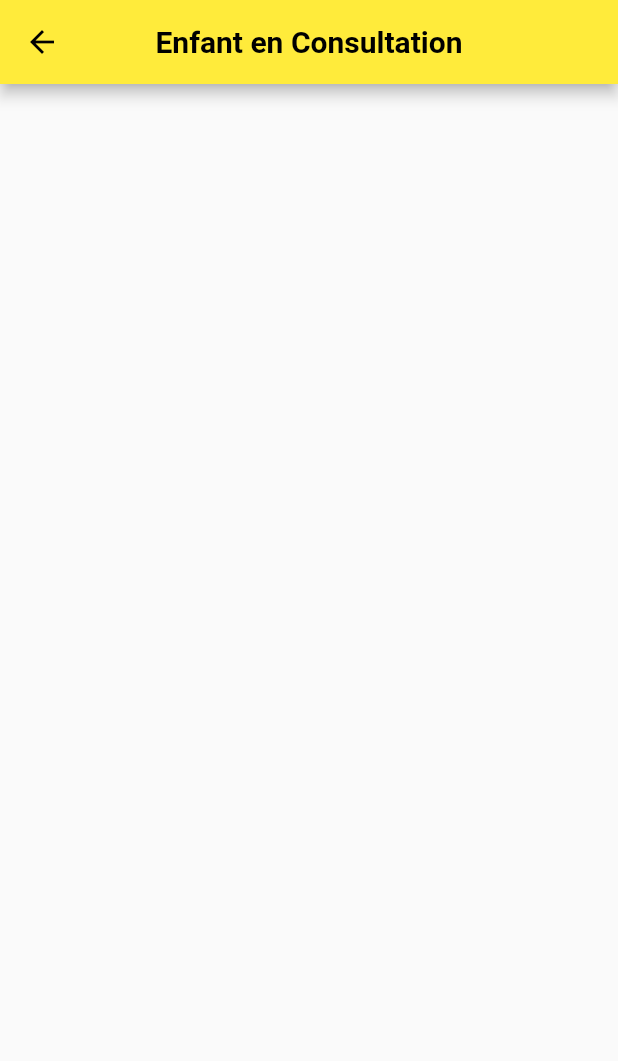
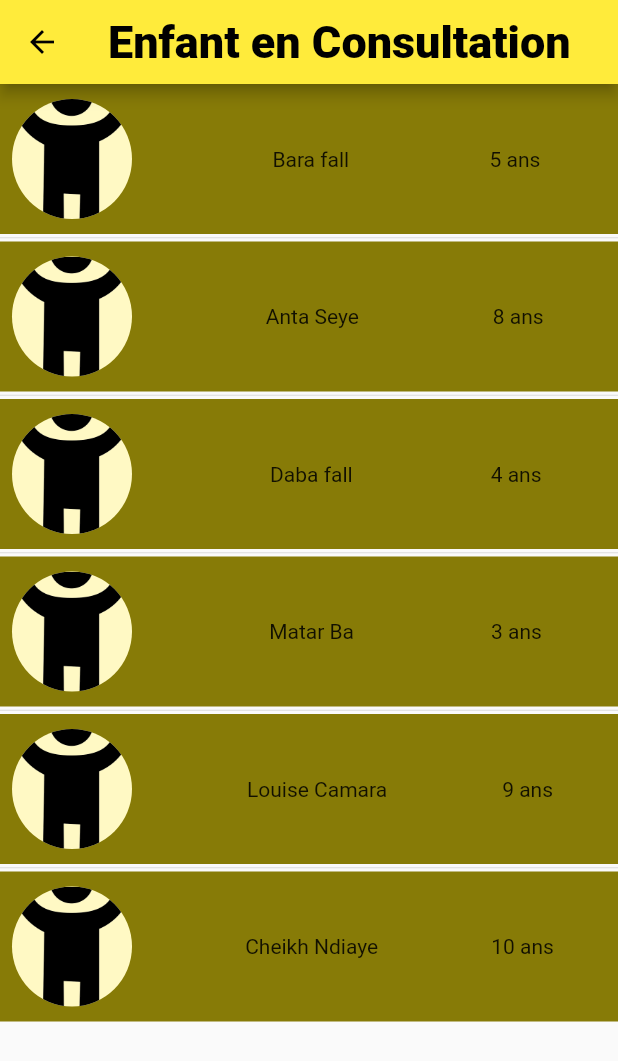
Before and after one commit to bayedieyeba/sick_child, a Flutter app: the ListeConsultation screen opened by its route, on a phone screen of 412 x 824 dp. Shown: the top 1061 px of the screen. Run offline on Flutter 3.47's test engine with Material 2 defaults, Android fonts, the phone set to English and light mode, and no system bars; our stand-ins replace google_fonts, sizer; Roboto replaces fonts that are missing (Acme).

Commit message:
consultation and drawer

```diff
--- a/lib/ui/pages/home.page.dart
+++ b/lib/ui/pages/home.page.dart
@@ -1,4 +1,5 @@
 import 'package:flutter/material.dart';
+import 'package:sick_child/ui/widgets/drawer.widget.dart';
 
 class HomePage extends StatefulWidget {
   const HomePage({Key? key}) : super(key: key);
@@ -15,6 +16,7 @@ class _HomePageState extends State<HomePage> {
         centerTitle: true,
         title: const Text("Enfant"),
       ),
+      drawer: const DrawerWidget(),
       body: Container(
           padding: const EdgeInsets.symmetric(horizontal: 40.0, vertical: 60.0),
           child: Column(
--- a/lib/ui/pages/listeConsultation.page.dart
+++ b/lib/ui/pages/listeConsultation.page.dart
@@ -1,17 +1,68 @@
 import 'package:flutter/material.dart';
+import 'package:google_fonts/google_fonts.dart';
+import 'package:sick_child/ui/widgets/enfant.widget.dart';
 
 class ListeConsultation extends StatelessWidget {
   const ListeConsultation({Key? key}) : super(key: key);
 
   @override
   Widget build(BuildContext context) {
+    List<dynamic> enfants = [
+      {
+        "nom": "Bara fall",
+        "age": 5,
+      },
+      {
+        "nom": "Anta Seye",
+        "age": 8,
+      },
+      {
+        "nom": "Daba fall",
+        "age": 4,
+      },
+      {
+        "nom": "Matar Ba",
+        "age": 3,
+      },
+      {
+        "nom": "Louise Camara",
+        "age": 9,
+      },
+      {
+        "nom": "Cheikh Ndiaye",
+        "age": 10,
+      },
+    ];
     return Scaffold(
       appBar: AppBar(
         centerTitle: true,
-        title: const Text(
-          "Enfant en Consultation",
-          style: TextStyle(fontSize: 20.0, fontWeight: FontWeight.bold),
-        ),
+        title: Text("Enfant en Consultation",
+            style: GoogleFonts.acme(
+                color: Colors.black,
+                fontSize: 30,
+                fontWeight: FontWeight.w800)),
+      ),
+      body: Column(
+        children: [
+          Expanded(
+            child: ListView.separated(
+                itemBuilder: (context, index) {
+                  return EnfantWidegt(
+                    nom: enfants[index]["nom"],
+                    age: enfants[index]["age"],
+                    onAction: () {
+                      Navigator.pushNamed(context, "/detailEnfant");
+                    },
+                  );
+                },
+                separatorBuilder: (context, index) {
+                  return const Divider(
+                    height: 5,
+                  );
+                },
+                itemCount: enfants.length),
+          )
+        ],
       ),
     );
   }
--- a/lib/ui/pages/root.page.dart
+++ b/lib/ui/pages/root.page.dart
@@ -1,4 +1,6 @@
 import 'package:flutter/material.dart';
+import 'package:sick_child/ui/pages/ajouterEnfant.page.dart';
+import 'package:sick_child/ui/pages/detailEnfant.page.dart';
 import 'package:sick_child/ui/pages/home.page.dart';
 import 'package:sick_child/ui/pages/liaisonAuth.page.dart';
 import 'package:sick_child/ui/pages/listeConsultation.page.dart';
@@ -19,7 +21,9 @@ class _RootViewState extends State<RootView> {
       routes: {
         "/": (context) => const LiaisonPageAuth(),
         "/home": (context) => const HomePage(),
-        "/consultation": (context) => const ListeConsultation()
+        "/consultation": (context) => const ListeConsultation(),
+        "/ajouterEnfant": (context) => const AjouterEnfant(),
+        "/detailEnfant": (context) => const DetailEnfant(),
       },
       initialRoute: '/',
     );
--- /dev/null
+++ b/lib/ui/widgets/enfant.widget.dart
@@ -0,0 +1,45 @@
+import 'package:flutter/material.dart';
+
+class EnfantWidegt extends StatelessWidget {
+  final String nom;
+  final int age;
+  final Function onAction;
+  const EnfantWidegt({
+    Key? key,
+    required this.nom,
+    required this.age,
+    required this.onAction,
+  }) : super(key: key);
+
+  @override
+  Widget build(BuildContext context) {
+    return GestureDetector(
+      onTap: () => onAction(),
+      child: Container(
+        padding: const EdgeInsets.only(left: 8.0),
+        height: 100.0,
+        color: const Color.fromARGB(255, 135, 123, 7),
+        child: Row(
+          mainAxisAlignment: MainAxisAlignment.spaceBetween,
+          children: [
+            const CircleAvatar(
+              radius: 40.0,
+              backgroundImage: AssetImage("images/iconEnfant.png"),
+            ),
+            const SizedBox(
+              width: 10.0,
+            ),
+            Text(nom),
+            const SizedBox(
+              width: 10.0,
+            ),
+            Text("$age ans"),
+            const SizedBox(
+              width: 10.0,
+            ),
+          ],
+        ),
+      ),
+    );
+  }
+}
--- a/pubspec.yaml
+++ b/pubspec.yaml
@@ -35,6 +35,7 @@ dependencies:
   cupertino_icons: ^1.0.2
   sizer: ^2.0.15
   google_fonts: ^3.0.1
+  animated_splash_screen: ^1.3.0
 
 dev_dependencies:
   flutter_test:
@@ -65,6 +66,8 @@ flutter:
     - images/consultation.png
     - images/hospitalise.png
     - images/rip.png
+    - images/baye.jpg
+    - images/iconEnfant.png
   #   - images/a_dot_ham.jpeg
 
   # An image asset can refer to one or more resolution-specific "variants", see
```
Also changed, not shown: lib/ui/pages/ajouterEnfant.page.dart (added, +10 -0 lines), lib/ui/pages/detailEnfant.page.dart (added, +16 -0 lines), lib/ui/widgets/drawer.widget.dart (added, +30 -0 lines), lib/ui/widgets/drawerHeader.widget.dart (added, +39 -0 lines), lib/ui/widgets/drawerItem.widget.dart (added, +22 -0 lines), lib/ui/widgets/splashScreen.widget.dart (added, +10 -0 lines), images/baye.jpg (added), images/iconEnfant.png (added), pubspec.lock.
